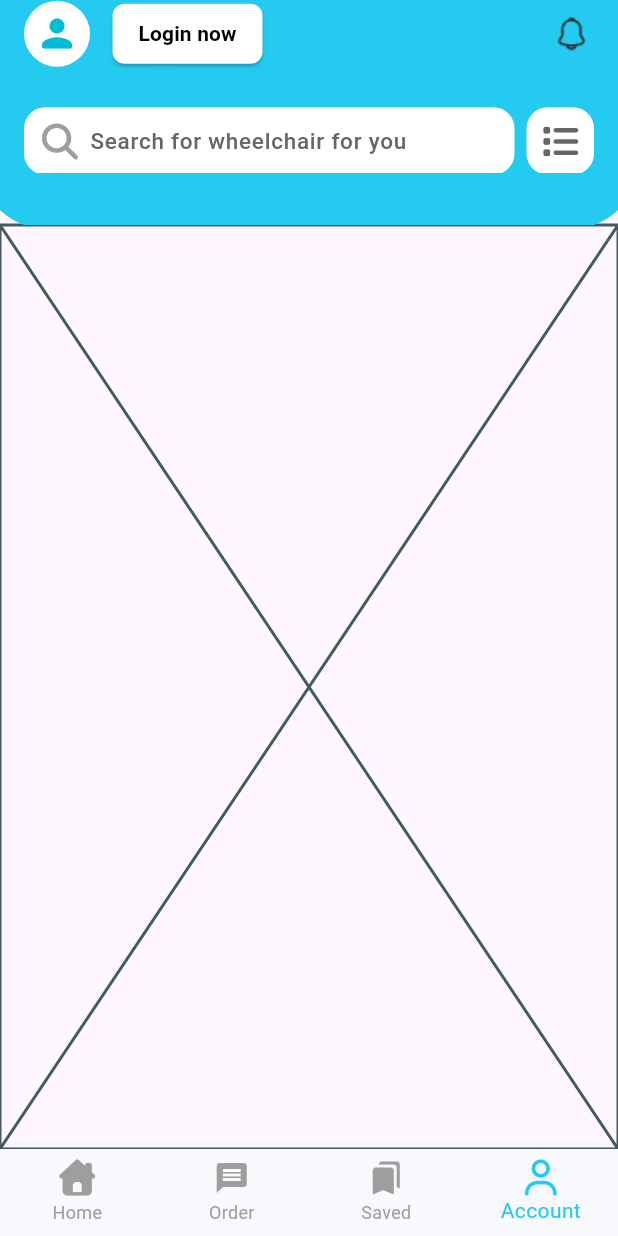
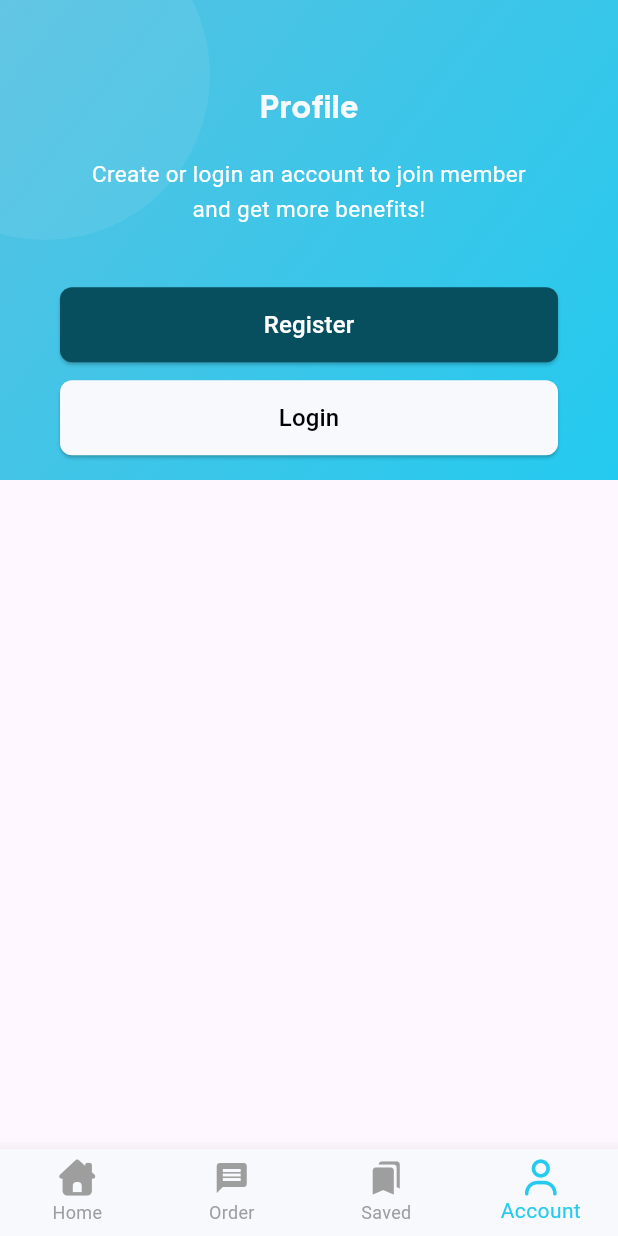
Before and after one commit to Salma28-zahran/hmmam_app, a Flutter app: the MainScreen screen opened by its route, item 4 of the bottom bar chosen, on a phone screen of 412 x 824 dp. Run offline on Flutter 3.47's test engine with Material 3 defaults, Android fonts, the phone set to English and light mode, and no system bars; our stand-ins replace font_awesome_flutter, google_fonts, pin_code_fields.

Commit message:
account_screen done

```diff
--- a/lib/features/account/presentation/views/account_screen.dart
+++ b/lib/features/account/presentation/views/account_screen.dart
@@ -1,10 +1,13 @@
 import 'package:flutter/material.dart';
+import 'package:hmmam_app/features/account/presentation/widgets/big_profile_appbar.dart';
 
 class AccountScreen extends StatelessWidget {
   const AccountScreen({super.key});
 
   @override
   Widget build(BuildContext context) {
-    return const Placeholder();
+    return Scaffold(
+      appBar: BigProfileAppBar(),
+    );
   }
 }
--- /dev/null
+++ b/lib/features/account/presentation/widgets/big_profile_appbar.dart
@@ -0,0 +1,101 @@
+import 'package:flutter/material.dart';
+import 'package:hmmam_app/theme/app_theme.dart';
+
+class BigProfileAppBar extends StatelessWidget implements PreferredSizeWidget {
+  const BigProfileAppBar({super.key});
+
+  @override
+  Size get preferredSize => const Size.fromHeight(320);
+
+  @override
+  Widget build(BuildContext context) {
+    return Container(
+      height: preferredSize.height,
+      width: double.infinity,
+      decoration: const BoxDecoration(
+        gradient: LinearGradient(
+          colors: [
+            Color(0xFF56C1E1),
+            AppColor.primary,
+          ],
+          begin: Alignment.topLeft,
+          end: Alignment.bottomRight,
+        ),
+      ),
+      child: Stack(
+        children: [
+          Positioned(
+            top: -60,
+            left: -80,
+            child: Container(
+              width: 220,
+              height: 220,
+              decoration: const BoxDecoration(
+                shape: BoxShape.circle,
+                color: Color(0x3390D7EC),
+              ),
+            ),
+          ),
+
+
+          Align(
+            alignment: Alignment.center,
+            child: Padding(
+              padding: const EdgeInsets.symmetric(horizontal: 40),
+              child: Column(
+                mainAxisAlignment: MainAxisAlignment.center,
+                children: [
+                  const SizedBox(height: 40),
+                  Text(
+                    "Profile",
+                    style: AppColor.textwhite.copyWith(fontSize: 20),
+                  ),
+                  const SizedBox(height: 20),
+                  const Text(
+                    "Create or login an account to join member\nand get more benefits!",
+                    textAlign: TextAlign.center,
+                    style: TextStyle(
+                      color: Colors.white,
+                      fontSize: 15,
+                      height: 1.5,
+                    ),
+                  ),
+                  const SizedBox(height: 40),
+                  ElevatedButton(
+                    onPressed: () {},
+                    style: ElevatedButton.styleFrom(
+                      backgroundColor: Color(0xff074F5F),
+                      minimumSize: const Size(double.infinity, 50),
+                      shape: RoundedRectangleBorder(
+                        borderRadius: BorderRadius.circular(8),
+                      ),
+                    ),
+                    child: const Text(
+                      "Register",
+                      style: TextStyle(color: Colors.white, fontSize: 16),
+                    ),
+                  ),
+                  const SizedBox(height: 12),
+                  ElevatedButton(
+                    onPressed: () {},
+                    style: ElevatedButton.styleFrom(
+                      backgroundColor: AppColor.white,
+                      minimumSize: const Size(double.infinity, 50),
+                      shape: RoundedRectangleBorder(
+                        borderRadius: BorderRadius.circular(8),
+                      ),
+                    ),
+                    child: const Text(
+                      "Login",
+                      style: TextStyle(color: Colors.black, fontSize: 16),
+                    ),
+                  ),
+                ],
+              ),
+            ),
+          ),
+        ],
+      ),
+    );
+  }
+}
--- a/lib/features/main/presentation/views/main_screen.dart
+++ b/lib/features/main/presentation/views/main_screen.dart
@@ -30,7 +30,7 @@ class _MainScreenState extends State<MainScreen> {
   @override
   Widget build(BuildContext context) {
     return Scaffold(
-      appBar: const CustomAppBar(),
+      appBar: _selectedIndex == 3 ? null : const CustomAppBar(),
       body: _screens[_selectedIndex],
       bottomNavigationBar: BottomNavBar(
         currentIndex: _selectedIndex,
@@ -38,4 +38,5 @@ class _MainScreenState extends State<MainScreen> {
       ),
     );
   }
+
 }
```
